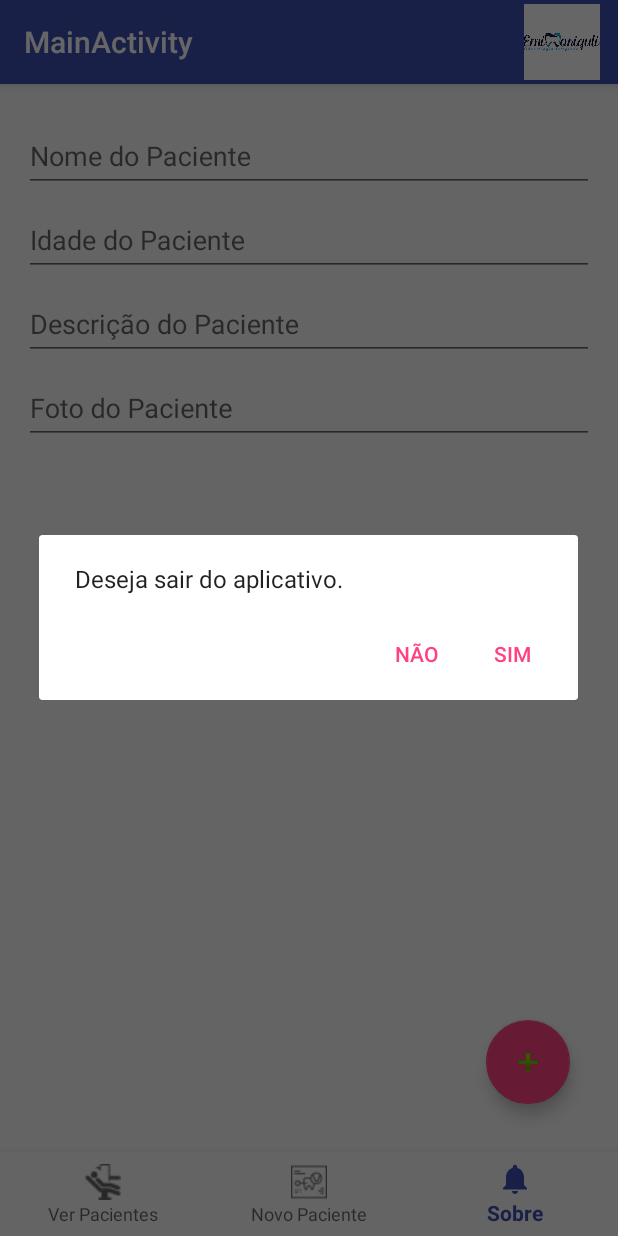
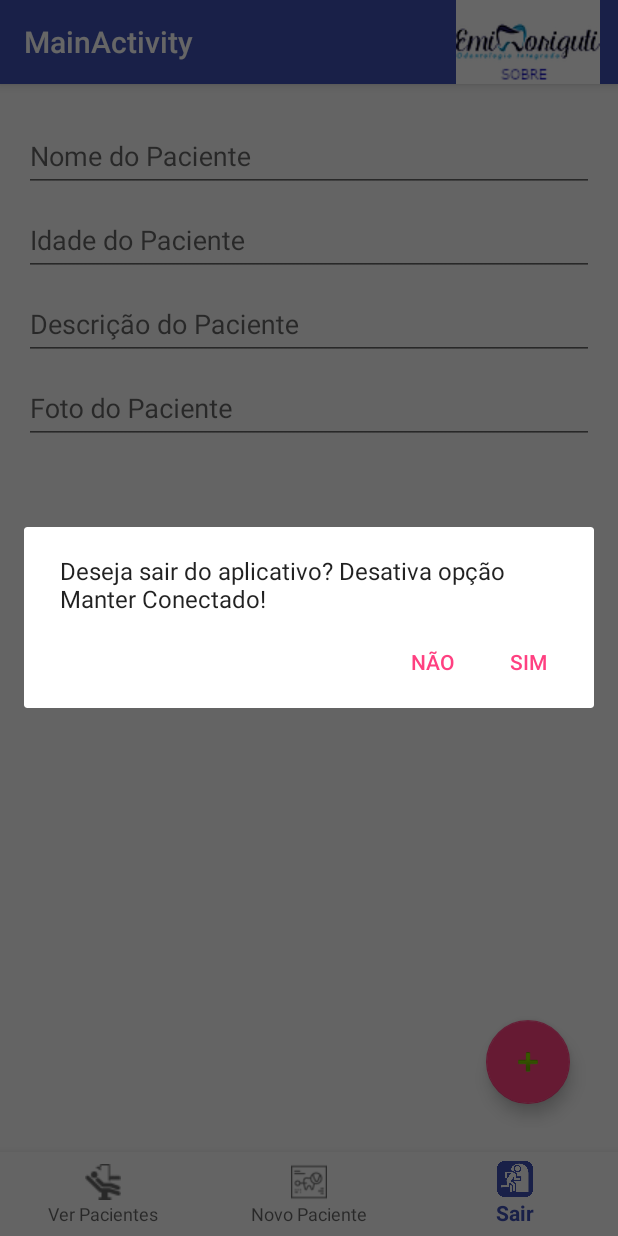
Before and after one commit to Capolupo/OdontoVip, an Android app: the MainActivity screen opened directly, with no data from a screen before it, item 3 of the bottom bar chosen, on a phone screen of 412 x 824 dp. Run offline under Robolectric (Android 15) with nearby library versions, the phone set to English and light mode, and no system bars.

Commit message:
Ajustes no nobre e no Exit

```diff
--- a/app/src/main/java/br/com/pkodontovip/ui/login/LoginActivity.kt
+++ b/app/src/main/java/br/com/pkodontovip/ui/login/LoginActivity.kt
@@ -52,7 +52,7 @@ class LoginActivity : AppCompatActivity() {
 
     fun loginFirebase(){
         if (email.text.toString().isNullOrEmpty() || senha.text.toString().isNullOrEmpty()){
-            Toast.makeText(context, "Campo e-mail e senha não podem ser vaziu.", Toast.LENGTH_LONG).show()
+            Toast.makeText(context, "Campo e-mail e senha não podem ser vazio.", Toast.LENGTH_LONG).show()
         }
         else{
 
@@ -162,7 +162,7 @@ try {
                                 Toast.makeText(context, "Você ira entrar direto nas próximas! ", Toast.LENGTH_LONG).show()
                             }else{
                                 editor.putBoolean("ckManterConectado", false);
-                                Toast.makeText(context, "Para não entrar direto caça logoff! ", Toast.LENGTH_LONG).show()
+                                Toast.makeText(context, "Para não entrar direto faça logoff! ", Toast.LENGTH_LONG).show()
                             }
                             editor.commit()
 
--- a/app/src/main/java/br/com/pkodontovip/ui/main/MainActivity.kt
+++ b/app/src/main/java/br/com/pkodontovip/ui/main/MainActivity.kt
@@ -32,9 +32,9 @@ class MainActivity : AppCompatActivity() {
                 changeFragment(NovoPacienteFragment())
                 return@OnNavigationItemSelectedListener true
             }
-            R.id.navigation_sobre -> {
+            R.id.navigation_sair -> {
                 val alertDialog=AlertDialog.Builder(this)
-                alertDialog.setMessage("Deseja sair do aplicativo.").
+                alertDialog.setMessage("Deseja sair do aplicativo? Desativa opção Manter Conectado!").
                         setPositiveButton("Sim", DialogInterface.OnClickListener{dialog: DialogInterface?, which: Int ->
                             val pref = applicationContext.getSharedPreferences("MinhasPreferencias", MODE_PRIVATE)
                             val editor = pref.edit()
--- a/app/src/main/res/menu/navigation.xml
+++ b/app/src/main/res/menu/navigation.xml
@@ -12,8 +12,8 @@
         android:title="@string/novo_paciente" />
 
     <item
-        android:id="@+id/navigation_sobre"
-        android:icon="@drawable/ic_notifications_black_24dp"
-        android:title="Sobre" />
+        android:id="@+id/navigation_sair"
+        android:icon="@drawable/emergencyexit"
+        android:title="@string/Sair" />
 
 </menu>
--- a/app/src/main/res/values/strings.xml
+++ b/app/src/main/res/values/strings.xml
@@ -22,4 +22,5 @@
     <string name="novo_paciente">Novo Paciente</string>
     <string name="visit_debugandroid">Visit DebugAndroid</string>
     <string name="sobre">Sobre</string>
+    <string name="Sair">Sair</string>
 </resources>
--- a/app/src/main/res/values/styles.xml
+++ b/app/src/main/res/values/styles.xml
@@ -18,7 +18,7 @@
 
     <!-- Style to replace actionbar overflow icon. set item 'android:actionOverflowButtonStyle' in AppTheme -->
     <style name="option_menu_sobre" parent="android:style/Widget.Holo.Light.ActionButton.Overflow">
-        <item name="android:src">@drawable/icon</item>
+        <item name="android:src">@drawable/iconsobre</item>
     </style>
 
 </resources>
```
Also changed, not shown: app/src/main/res/drawable/emergencyexit.png (added), app/src/main/res/drawable/iconsobre.png (added), 2 other files.
